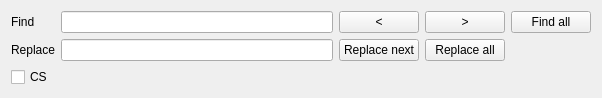
Above: app/src/codeeditor/ctextsearchwidget.ui from VioletGiraffe/ShaderPlayground before the change. Below: the same form after it.
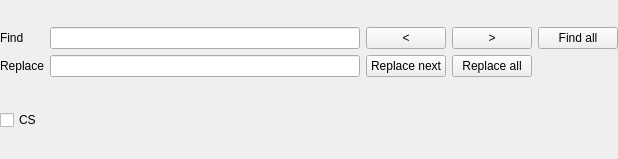
That is the form after the change.

The edit to the form file:
```diff
--- a/app/src/codeeditor/ctextsearchwidget.ui
+++ b/app/src/codeeditor/ctextsearchwidget.ui
@@ -6,14 +6,26 @@
    <rect>
     <x>0</x>
     <y>0</y>
-    <width>602</width>
-    <height>89</height>
+    <width>618</width>
+    <height>159</height>
    </rect>
   </property>
   <property name="windowTitle">
    <string>Form</string>
   </property>
   <layout class="QVBoxLayout" name="verticalLayout">
+   <property name="leftMargin">
+    <number>0</number>
+   </property>
+   <property name="topMargin">
+    <number>0</number>
+   </property>
+   <property name="rightMargin">
+    <number>0</number>
+   </property>
+   <property name="bottomMargin">
+    <number>0</number>
+   </property>
    <item>
     <layout class="QGridLayout" name="gridLayout" columnstretch="0,1,0,0,0">
      <item row="0" column="0">
```
